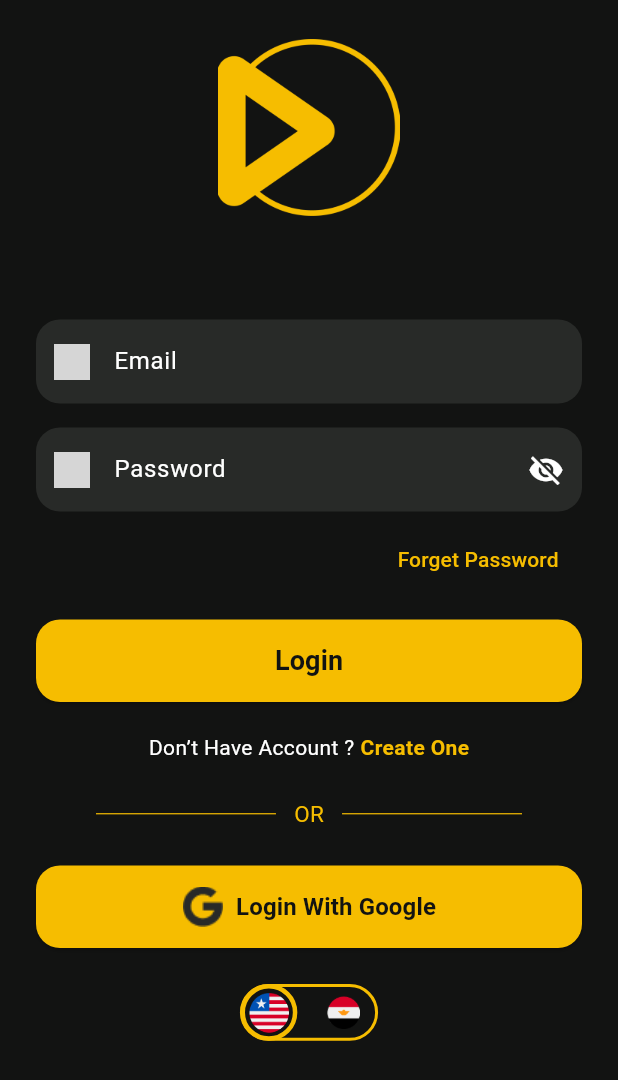
After one commit to MohamedSaeedAhmedz/movies_app_c19, a Flutter app: the LoginScreen screen opened by its route, on a phone screen of 412 x 824 dp. The commit adds this screen. Shown: the top 1080 px of the screen. Run offline on Flutter 3.47's test engine with Material 3 defaults, Android fonts, the phone set to English and light mode, and no system bars; our stand-ins replace flutter_bloc; grey boxes are pictures that could not be loaded.

Commit message:
feat: add login screen

```diff
--- a/lib/core/localization/app_en.arb
+++ b/lib/core/localization/app_en.arb
@@ -83,6 +83,6 @@
   "thriller": "Thriller",
   "war": "War",
   "western": "Western",
-  "noSimilar": "No similar movies"
-  "next": "Next",
+  "noSimilar": "No similar movies",
+  "next": "Next"
 }
--- /dev/null
+++ b/lib/features/Login/presentation/Login_Screen.dart
@@ -0,0 +1,86 @@
+import 'package:flutter/material.dart';
+import 'package:movies_app/core/localization/app_localizations.dart';
+import 'package:movies_app/core/resources/app_color.dart';
+import 'package:movies_app/core/resources/app_image.dart';
+import 'package:movies_app/core/routes/AppRoutes.dart';
+import '../widgets/language_switch.dart';
+import '../widgets/login_button.dart';
+import '../widgets/login_form.dart';
+import '../widgets/login_google_button.dart';
+
+class LoginScreen extends StatelessWidget {
+  const LoginScreen({super.key});
+
+  @override
+  Widget build(BuildContext context) {
+    var loc = AppLocalizations.of(context)!;
+
+    return Scaffold(
+      backgroundColor: MColors.black,
+      body: SafeArea(
+        child: Padding(
+          padding: const EdgeInsets.symmetric(horizontal: 24.0, vertical: 16.0),
+          child: SingleChildScrollView(
+            child: Column(
+              crossAxisAlignment: CrossAxisAlignment.center,
+              children: [
+                const SizedBox(height: 10),
+
+                Image.asset(
+                  MImages.logo2,
+                  width: 121,
+                  height: 118,
+                  fit: BoxFit.contain,
+                ),
+
+                const SizedBox(height: 69),
+
+                const LoginForm(),
+
+                const SizedBox(height: 16),
+
+                const LoginButton(),
+
+                const SizedBox(height: 20),
+
+                Directionality(
+                  textDirection: TextDirection.ltr,
+                  child: Row(
+                    mainAxisAlignment: MainAxisAlignment.center,
+                    children: [
+                      Text(
+                        loc.dontHaveAccount,
+                        style: const TextStyle(color: MColors.white),
+                      ),
+                      const SizedBox(width: 4),
+                      GestureDetector(
+                        onTap: () {
+                          Navigator.of(context).pushNamed(AppRoutes.register);
+                        },
+                        child: Text(
+                          loc.createOne,
+                          style: const TextStyle(
+                            color: MColors.yellow,
+                            fontWeight: FontWeight.bold,
+                          ),
+                        ),
+                      ),
+                    ],
+                  ),
+                ),
+
+                const SizedBox(height: 24),
+
+                const LoginGoogleButton(),
+
+                const SizedBox(height: 24),
+
+                const LanguageSwitch(),
+              ],
+            ),
+          ),
+        ),
+      ),
+    );
+  }
+}
--- /dev/null
+++ b/lib/features/Login/widgets/language_switch.dart
@@ -0,0 +1,107 @@
+import 'package:flutter/material.dart';
+import 'package:flutter_bloc/flutter_bloc.dart';
+import 'package:movies_app/core/bloc/locale/locale_bloc.dart';
+import 'package:movies_app/core/resources/app_color.dart';
+import 'package:movies_app/core/resources/app_icon.dart';
+
+class LanguageSwitch extends StatelessWidget {
+  const LanguageSwitch({super.key});
+
+  @override
+  Widget build(BuildContext context) {
+    return BlocBuilder<LocaleBloc, LocaleState>(
+      builder: (context, state) {
+        final bool isEnglish =
+            state.locale.languageCode == 'en';
+
+        return Directionality(
+          textDirection: TextDirection.ltr,
+          child: GestureDetector(
+            onTap: () {
+              context.read<LocaleBloc>().add(
+                ChangeLocaleEvent(
+                  languageCode: isEnglish ? 'ar' : 'en',
+                ),
+              );
+            },
+            child: SizedBox(
+              width: 92.11,
+              height: 37.89,
+              child: Stack(
+                alignment: Alignment.centerLeft,
+                children: [
+                  Align(
+                    alignment: Alignment.center,
+                    child: Container(
+                      width: 92.11,
+                      height: 37.89,
+                      decoration: BoxDecoration(
+                        color: MColors.black,
+                        borderRadius:
+                        BorderRadius.circular(18.94),
+                        border: Border.all(
+                          color: MColors.yellow,
+                          width: 2,
+                        ),
+                      ),
+                      child: Padding(
+                        padding: const EdgeInsets.symmetric(
+                          horizontal: 10,
+                        ),
+                        child: Row(
+                          mainAxisAlignment:
+                          MainAxisAlignment.spaceBetween,
+                          children: [
+                            Image.asset(
+                              MIcons.en,
+                              width: 22,
+                              height: 22,
+                            ),
+                            Image.asset(
+                              MIcons.arabic,
+                              width: 22,
+                              height: 22,
+                            ),
+                          ],
+                        ),
+                      ),
+                    ),
+                  ),
+                  AnimatedPositioned(
+                    duration:
+                    const Duration(milliseconds: 200),
+                    curve: Curves.easeInOut,
+                    left: isEnglish ? 0 : 53.45,
+                    child: Container(
+                      width: 38.66,
+                      height: 37.89,
+                      decoration: BoxDecoration(
+                        shape: BoxShape.circle,
+                        color: MColors.black,
+                        border: Border.all(
+                          color: MColors.yellow,
+                          width: 3,
+                        ),
+                      ),
+                      alignment: Alignment.center,
+                      child: ClipOval(
+                        child: Image.asset(
+                          isEnglish
+                              ? MIcons.en
+                              : MIcons.arabic,
+                          width: 27.0,
+                          height: 27.0,
+                          fit: BoxFit.cover,
+                        ),
+                      ),
+                    ),
+                  ),
+                ],
+              ),
+            ),
+          ),
+        );
+      },
+    );
+  }
+}
--- /dev/null
+++ b/lib/features/Login/widgets/login_button.dart
@@ -0,0 +1,39 @@
+import 'package:flutter/material.dart';
+import 'package:movies_app/core/localization/app_localizations.dart';
+import 'package:movies_app/core/resources/app_color.dart';
+import 'package:movies_app/core/routes/AppRoutes.dart';
+
+class LoginButton extends StatelessWidget {
+  const LoginButton({super.key});
+
+  @override
+  Widget build(BuildContext context) {
+    final loc = AppLocalizations.of(context)!;
+
+    return SizedBox(
+      width: double.infinity,
+      height: 55,
+      child: ElevatedButton(
+        style: ElevatedButton.styleFrom(
+          backgroundColor: MColors.yellow,
+          shape: RoundedRectangleBorder(
+            borderRadius: BorderRadius.circular(16),
+          ),
+        ),
+        onPressed: () {
+          Navigator.of(context).pushNamed(
+            AppRoutes.updateProfile,
+          );
+        },
+        child: Text(
+          loc.login,
+          style: const TextStyle(
+            color: MColors.black,
+            fontSize: 18,
+            fontWeight: FontWeight.bold,
+          ),
+        ),
+      ),
+    );
+  }
+}
--- /dev/null
+++ b/lib/features/Login/widgets/login_form.dart
@@ -0,0 +1,106 @@
+import 'package:flutter/material.dart';
+import 'package:movies_app/core/localization/app_localizations.dart';
+import 'package:movies_app/core/resources/app_color.dart';
+import 'package:movies_app/core/resources/app_icon.dart';
+import 'package:movies_app/core/routes/AppRoutes.dart';
+
+class LoginForm extends StatefulWidget {
+  const LoginForm({super.key});
+
+  @override
+  State<LoginForm> createState() => _LoginFormState();
+}
+
+class _LoginFormState extends State<LoginForm> {
+  bool isPasswordHidden = true;
+
+  @override
+  Widget build(BuildContext context) {
+    var loc = AppLocalizations.of(context)!;
+
+    return Column(
+      children: [
+        TextField(
+          style: const TextStyle(color: MColors.white),
+          cursorColor: MColors.yellow,
+          decoration: InputDecoration(
+            prefixIcon: Padding(
+              padding: const EdgeInsets.all(12.0),
+              child: Image.asset(
+                MIcons.mail,
+                width: 24,
+                height: 24,
+                color: MColors.white,
+              ),
+            ),
+            hintText: loc.email,
+            hintStyle: const TextStyle(color: MColors.white),
+            filled: true,
+            fillColor: MColors.dgrey,
+            border: OutlineInputBorder(
+              borderRadius: BorderRadius.circular(16),
+              borderSide: BorderSide.none,
+            ),
+          ),
+        ),
+
+        const SizedBox(height: 16),
+
+        TextField(
+          obscureText: isPasswordHidden,
+          style: const TextStyle(color: MColors.white),
+          cursorColor: MColors.yellow,
+          decoration: InputDecoration(
+            prefixIcon: Padding(
+              padding: const EdgeInsets.all(12.0),
+              child: Image.asset(
+                MIcons.lock,
+                width: 24,
+                height: 24,
+                color: MColors.white,
+              ),
+            ),
+            suffixIcon: IconButton(
+              icon: Icon(
+                isPasswordHidden
+                    ? Icons.visibility_off
+                    : Icons.visibility,
+                color: MColors.white,
+              ),
+              onPressed: () {
+                setState(() {
+                  isPasswordHidden = !isPasswordHidden;
+                });
+              },
+            ),
+            hintText: loc.password,
+            hintStyle: const TextStyle(color: MColors.white),
+            filled: true,
+            fillColor: MColors.dgrey,
+            border: OutlineInputBorder(
+              borderRadius: BorderRadius.circular(16),
+              borderSide: BorderSide.none,
+            ),
+          ),
+        ),
+
+        const SizedBox(height: 8),
+
+        Align(
+          alignment: Alignment.centerRight,
+          child: TextButton(
+            onPressed: () {
+              Navigator.of(
+                context,
+              ).pushNamed(AppRoutes.forgetpassword);
+            },
+            child: Text(
+              loc.forgetPassword,
+              style: const TextStyle(color: MColors.yellow),
+            ),
+          ),
+        ),
+      ],
+    );
+  }
+}
--- /dev/null
+++ b/lib/features/Login/widgets/login_google_button.dart
@@ -0,0 +1,83 @@
+import 'package:flutter/material.dart';
+import 'package:movies_app/core/localization/app_localizations.dart';
+import 'package:movies_app/core/resources/app_color.dart';
+import 'package:movies_app/core/resources/app_icon.dart';
+
+class LoginGoogleButton extends StatelessWidget {
+  const LoginGoogleButton({super.key});
+
+  @override
+  Widget build(BuildContext context) {
+    var loc = AppLocalizations.of(context)!;
+
+    return Column(
+      children: [
+        Padding(
+          padding: const EdgeInsets.symmetric(horizontal: 40.0),
+          child: Row(
+            children: [
+              const Expanded(
+                child: Divider(
+                  color: MColors.yellow,
+                  thickness: 0.8,
+                ),
+              ),
+              Padding(
+                padding: const EdgeInsets.symmetric(horizontal: 12.0),
+                child: Text(
+                  loc.or,
+                  style: const TextStyle(
+                    color: MColors.yellow,
+                    fontSize: 15,
+                    fontWeight: FontWeight.w400,
+                  ),
+                ),
+              ),
+              const Expanded(
+                child: Divider(
+                  color: MColors.yellow,
+                  thickness: 0.8,
+                ),
+              ),
+            ],
+          ),
+        ),
+
+        const SizedBox(height: 24),
+
+        SizedBox(
+          width: double.infinity,
+          height: 55,
+          child: ElevatedButton(
+            style: ElevatedButton.styleFrom(
+              backgroundColor: MColors.yellow,
+              shape: RoundedRectangleBorder(
+                borderRadius: BorderRadius.circular(16),
+              ),
+            ),
+            onPressed: () {},
+            child: Row(
+              mainAxisAlignment: MainAxisAlignment.center,
+              children: [
+                Image.asset(
+                  MIcons.google,
+                  width: 28,
+                  height: 28,
+                ),
+                const SizedBox(width: 8),
+                Text(
+                  loc.loginWithGoogle,
+                  style: const TextStyle(
+                    color: MColors.black,
+                    fontSize: 16,
+                    fontWeight: FontWeight.bold,
+                  ),
+                ),
+              ],
+            ),
+          ),
+        ),
+      ],
+    );
+  }
+}
--- a/lib/main.dart
+++ b/lib/main.dart
@@ -5,6 +5,7 @@ import 'package:movies_app/features/onboarding/presentation/onboarding_Screen.da
 import 'core/bloc/locale/locale_bloc.dart';
 import 'core/localization/app_localizations.dart';
 import 'core/routes/AppRoutes.dart';
+import 'features/Login/presentation/Login_Screen.dart';
 
 void main() {
   runApp(const MyApp());
@@ -20,7 +21,6 @@ class MyApp extends StatelessWidget {
       child: BlocBuilder<LocaleBloc, LocaleState>(
         builder: (context, state) {
           return MaterialApp(
-            // theme: AppTheme.appTheme,
             debugShowCheckedModeBanner: false,
             title: 'Movie App',
             localizationsDelegates: const [
@@ -42,6 +42,7 @@ class MyApp extends StatelessWidget {
             initialRoute: AppRoutes.onboarding,
             routes: {
               AppRoutes.onboarding: (context) => const OnboardingView(),
+              AppRoutes.login: (context) => const LoginScreen(),
 
             },
           );
--- a/pubspec.yaml
+++ b/pubspec.yaml
@@ -15,7 +15,7 @@ dependencies:
     sdk: flutter
   intl: ^0.20.0
   cupertino_icons: ^1.0.8
-
+  flutter_native_splash: ^2.4.8
 
 
 dev_dependencies:
```
Also changed, not shown: flutter_native_splash.yaml (added, +16 -0 lines), pubspec.lock, 11 other files.
